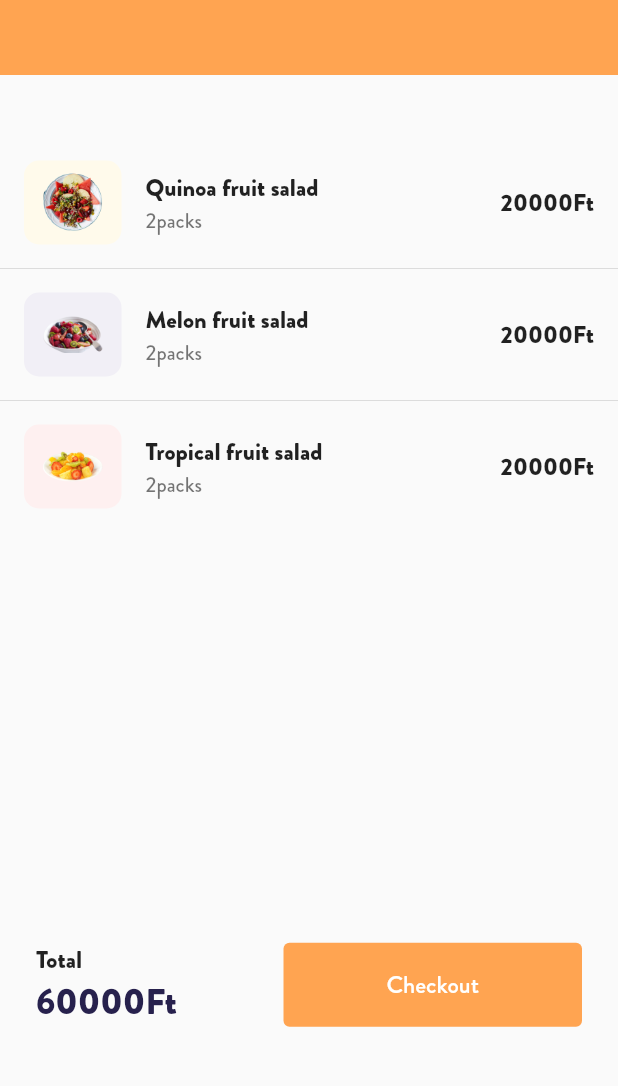
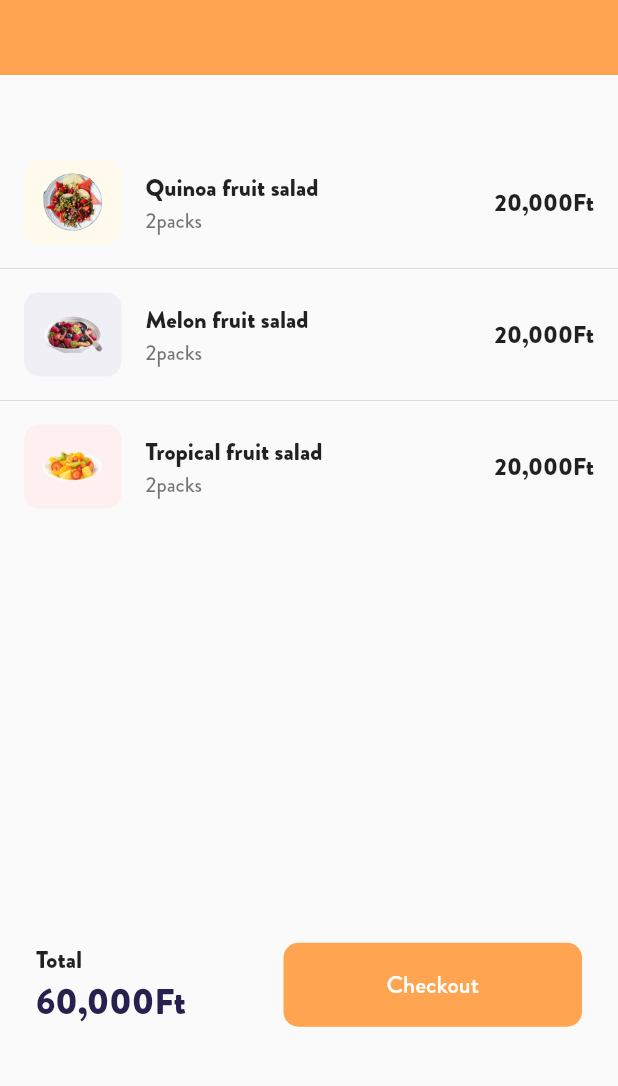
Before and after one commit to BulcsuFarmasi/fruit_hub, a Flutter app: the screen it shows after launch, after a tap on "Basket", on a phone screen of 412 x 824 dp, the part 138-1224 px from its top. Run offline on Flutter 3.47's test engine with Material 2 defaults, Android fonts, the phone set to English and light mode, and no system bars; our stand-ins replace dotted_line.

Commit message:
change border radius and format numbers

```diff
--- a/lib/features/basket/screens/basket_screen.dart
+++ b/lib/features/basket/screens/basket_screen.dart
@@ -2,6 +2,7 @@ import 'package:flutter/material.dart';
 import 'package:fruit_hub/shared/app_colors.dart';
 import 'package:fruit_hub/shared/widgets/custom_back_button.dart';
 import 'package:fruit_hub/features/basket/widgets/shipping_info.dart';
+import 'package:fruit_hub/features/basket/widgets/basket_list_item.dart';
 
 class BasketScreen extends StatelessWidget {
   BasketScreen({Key? key}) : super(key: key);
@@ -67,7 +68,7 @@ class BasketScreen extends StatelessWidget {
                       style:
                           TextStyle(fontSize: 16, fontWeight: FontWeight.w500),
                     ),
-                    Text('60000Ft',
+                    Text('60,000Ft',
                         style: TextStyle(
                             fontSize: 24,
                             fontWeight: FontWeight.w500,
@@ -99,52 +100,3 @@ class BasketScreen extends StatelessWidget {
     );
   }
 }
-
-class BasketListItem extends StatelessWidget {
-  const BasketListItem({Key? key, required this.basketItem}) : super(key: key);
-
-  final BasketItem basketItem;
-
-  @override
-  Widget build(BuildContext context) {
-    return ListTile(
-      leading: Container(
-        width: 65,
-        height: 64,
-        decoration: BoxDecoration(
-          color: basketItem.imageBackground,
-          borderRadius: BorderRadius.circular(10),
-        ),
-        child: Center(
-          child: Image.asset(
-            basketItem.imagePath,
-            width: 40,
-          ),
-        ),
-      ),
-      title: Text(
-        basketItem.name,
-        style: const TextStyle(fontSize: 16, fontWeight: FontWeight.w500),
-      ),
-      subtitle: Text('${basketItem.quantity}packs'),
-      trailing: Text('${basketItem.price}Ft',
-          style: const TextStyle(fontSize: 16, fontWeight: FontWeight.w500)),
-    );
-  }
-}
-
-class BasketItem {
-  Color imageBackground;
-  String imagePath;
-  String name;
-  int quantity;
-  int price;
-
-  BasketItem({
-    required this.imageBackground,
-    required this.imagePath,
-    required this.name,
-    required this.quantity,
-    required this.price,
-  });
-}
--- /dev/null
+++ b/lib/features/basket/widgets/basket_list_item.dart
@@ -0,0 +1,52 @@
+import 'package:flutter/material.dart';
+import 'package:intl/intl.dart';
+
+class BasketListItem extends StatelessWidget {
+  BasketListItem({Key? key, required this.basketItem}) : super(key: key);
+
+  final BasketItem basketItem;
+  final numberFormat = NumberFormat.decimalPattern();
+
+  @override
+  Widget build(BuildContext context) {
+    return ListTile(
+      leading: Container(
+        width: 65,
+        height: 64,
+        decoration: BoxDecoration(
+          color: basketItem.imageBackground,
+          borderRadius: BorderRadius.circular(10),
+        ),
+        child: Center(
+          child: Image.asset(
+            basketItem.imagePath,
+            width: 40,
+          ),
+        ),
+      ),
+      title: Text(
+        basketItem.name,
+        style: const TextStyle(fontSize: 16, fontWeight: FontWeight.w500),
+      ),
+      subtitle: Text('${basketItem.quantity}packs'),
+      trailing: Text('${numberFormat.format(basketItem.price)}Ft',
+          style: const TextStyle(fontSize: 16, fontWeight: FontWeight.w500)),
+    );
+  }
+}
+
+class BasketItem {
+  Color imageBackground;
+  String imagePath;
+  String name;
+  int quantity;
+  int price;
+
+  BasketItem({
+    required this.imageBackground,
+    required this.imagePath,
+    required this.name,
+    required this.quantity,
+    required this.price,
+  });
+}
--- a/lib/features/products/widgets/product.dart
+++ b/lib/features/products/widgets/product.dart
@@ -1,4 +1,5 @@
 import 'package:flutter/material.dart';
+import 'package:intl/intl.dart';
 import 'package:fruit_hub/shared/app_colors.dart';
 import 'package:fruit_hub/features/products/widgets/recommended_product.dart';
 
@@ -15,6 +16,9 @@ class ProductView extends StatefulWidget {
 }
 
 class _ProductState extends State<ProductView> {
+
+  final numberFormat = NumberFormat.decimalPattern();
+
   bool isFavorite = false;
 
   void toggleIsFavorite() {
@@ -77,7 +81,7 @@ class _ProductState extends State<ProductView> {
               mainAxisAlignment: MainAxisAlignment.spaceBetween,
               children: [
                 Text(
-                  '${widget.product.price}Ft',
+                  '${numberFormat.format(widget.product.price)}Ft',
                   style: TextStyle(
                       fontSize: 14,
                       color: Theme.of(context).colorScheme.primary),
--- a/lib/features/products/widgets/recommended_product.dart
+++ b/lib/features/products/widgets/recommended_product.dart
@@ -1,4 +1,5 @@
 import 'package:flutter/material.dart';
+import 'package:intl/intl.dart';
 import 'package:fruit_hub/shared/app_colors.dart';
 
 class RecommendedProduct extends StatefulWidget {
@@ -11,6 +12,8 @@ class RecommendedProduct extends StatefulWidget {
 }
 
 class _RecommendedProductState extends State<RecommendedProduct> {
+
+  final numberFormat = NumberFormat.decimalPattern();
 
   bool isFavorite = false;
 
@@ -77,7 +80,7 @@ class _RecommendedProductState extends State<RecommendedProduct> {
               mainAxisAlignment: MainAxisAlignment.spaceBetween,
               children: [
                 Text(
-                  '${widget.product.price}Ft',
+                  '${numberFormat.format(widget.product.price)}Ft',
                   style: TextStyle(
                       fontSize: 14,
                       color: Theme.of(context).colorScheme.primary),
--- a/lib/main.dart
+++ b/lib/main.dart
@@ -27,14 +27,21 @@ class App extends StatelessWidget {
           elevatedButtonTheme: ElevatedButtonThemeData(
               style: ElevatedButton.styleFrom(
                   onPrimary: Colors.white,
-                textStyle: const TextStyle(fontFamily: 'Brandon', fontSize: 16),
-                elevation: 0.0)),
+                  textStyle: const TextStyle(
+                      fontFamily: 'Brandon', fontSize: 16),
+                  elevation: 0.0,
+                  shape: RoundedRectangleBorder(
+                      borderRadius: BorderRadius.circular(10)))),
           outlinedButtonTheme: OutlinedButtonThemeData(
             style: OutlinedButton.styleFrom(
               side: BorderSide(color: AppColors.primaryColor.shade500),
               textStyle: const TextStyle(
-              fontFamily: 'Brandon', fontSize: 16, fontWeight: FontWeight.w500),
-        )),
+                  fontFamily: 'Brandon',
+                  fontSize: 16,
+                  fontWeight: FontWeight.w500),
+              shape: RoundedRectangleBorder(
+                borderRadius: BorderRadius.circular(10),
+              ),),),
           appBarTheme: const AppBarTheme(
           foregroundColor: Colors.white,
           elevation: 0.0,
```
Lines whose indentation alone changed are shown as unchanged.
